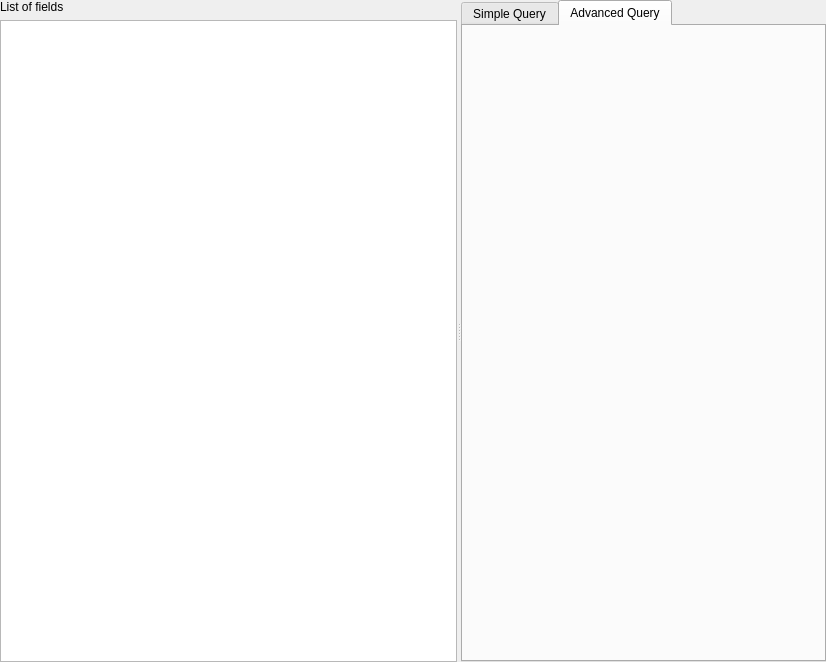
Before: the Qt Designer form qquake/ui/cql_filter_builder.ui in INGV/qquake, drawn with Qt 5.
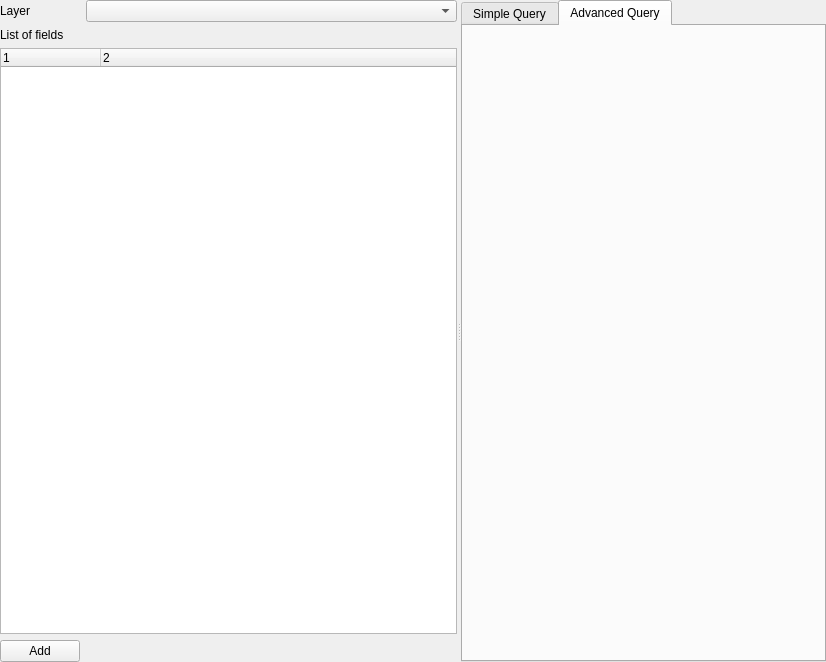
After: the same form once the commit is applied. Custom widgets are drawn as their Qt base class.

Commit message: Working advanced tab

Diff of the .ui file:
```diff
--- a/qquake/ui/cql_filter_builder.ui
+++ b/qquake/ui/cql_filter_builder.ui
@@ -32,16 +32,50 @@
       <enum>Qt::Horizontal</enum>
      </property>
      <widget class="QWidget" name="">
-      <layout class="QVBoxLayout" name="verticalLayout">
-       <item>
-        <widget class="QLabel" name="label">
+      <layout class="QGridLayout" name="gridLayout" columnstretch="0,1">
+       <item row="1" column="0" colspan="2">
+        <widget class="QLabel" name="label_fields">
          <property name="text">
           <string>List of fields</string>
          </property>
         </widget>
        </item>
-       <item>
-        <widget class="QListWidget" name="field_list"/>
+       <item row="0" column="0">
+        <widget class="QLabel" name="label">
+         <property name="text">
+          <string>Layer</string>
+         </property>
+        </widget>
+       </item>
+       <item row="0" column="1">
+        <widget class="QComboBox" name="layer_combo"/>
+       </item>
+       <item row="2" column="0" colspan="2">
+        <widget class="QTreeWidget" name="field_list">
+         <property name="columnCount">
+          <number>2</number>
+         </property>
+         <attribute name="headerVisible">
+          <bool>true</bool>
+         </attribute>
+         <column>
+          <property name="text">
+           <string notr="true">1</string>
+          </property>
+         </column>
+         <column>
+          <property name="text">
+           <string notr="true">2</string>
+          </property>
+         </column>
+        </widget>
+       </item>
+       <item row="3" column="0">
+        <widget class="QPushButton" name="button_add">
+         <property name="text">
+          <string>Add</string>
+         </property>
+        </widget>
        </item>
       </layout>
      </widget>
```
Left out of the diff: 2 changed lines with no effect on the pictures. The commit also changes 2 other files.
